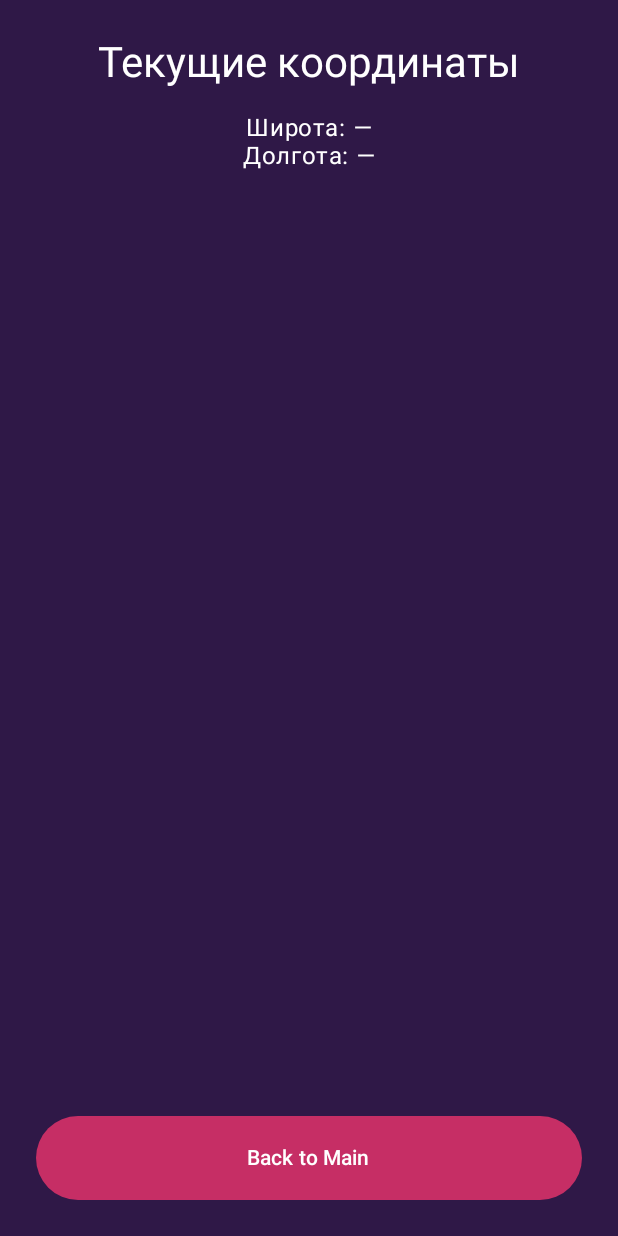
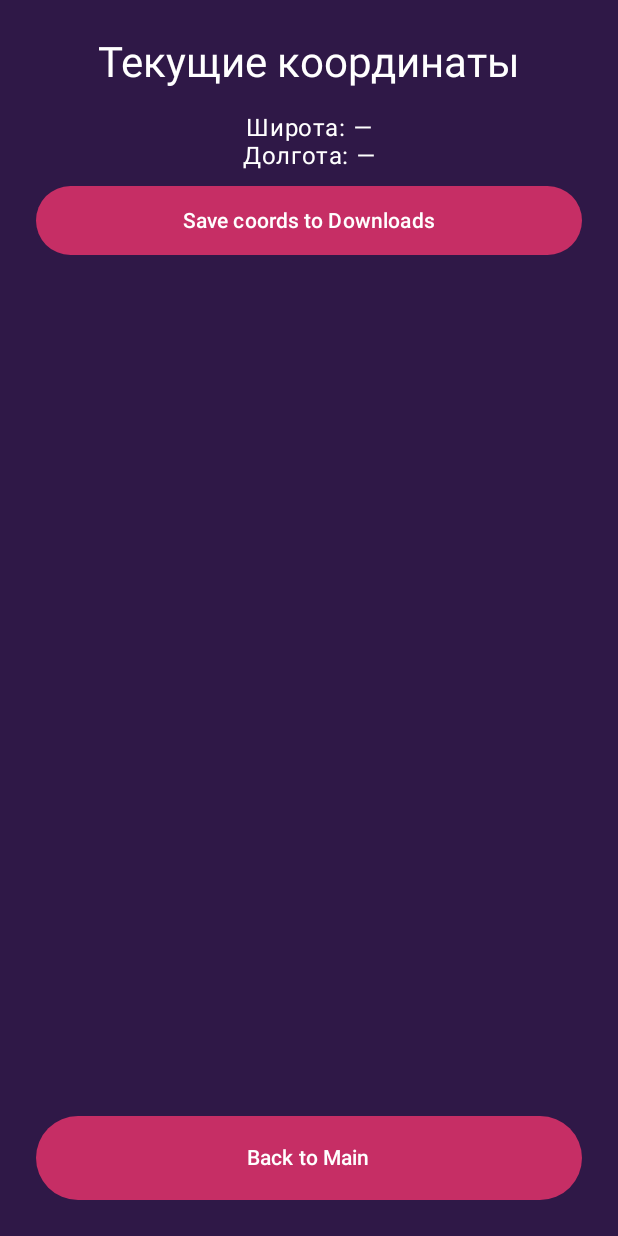
Before and after one commit to someotb/MobileDev, an Android app built with Jetpack Compose: the LocationActivity screen opened directly, with no data from a screen before it, on a phone screen of 412 x 824 dp. Run offline under Robolectric (Android 15) with nearby library versions, the phone set to English and light mode, and no system bars.

Commit message:
Update Clientserver.kt , MapPage.kt

```diff
--- a/app/src/main/java/com/example/mycal/Clientserver.kt
+++ b/app/src/main/java/com/example/mycal/Clientserver.kt
@@ -59,7 +59,7 @@ fun Clientserver() {
                 horizontalAlignment = Alignment.CenterHorizontally
             ) {
                 Button(onClick = { StartClient() }, colors = ButtonDefaults.buttonColors(Rose)) {
-                    Text("Start Client")
+                    Text("Send message to Server")
                 }
             }
 
--- a/app/src/main/java/com/example/mycal/MapPage.kt
+++ b/app/src/main/java/com/example/mycal/MapPage.kt
@@ -1,6 +1,7 @@
 package com.example.mycal.activities
 
 import android.Manifest
+import android.R
 import android.content.ContentValues
 import android.content.Context
 import android.content.Intent
@@ -11,6 +12,7 @@ import android.os.Build
 import android.os.Bundle
 import android.os.Environment
 import android.provider.MediaStore
+import android.widget.Button
 import android.widget.Toast
 import androidx.activity.ComponentActivity
 import androidx.activity.compose.setContent
@@ -30,6 +32,7 @@ import androidx.compose.ui.Modifier
 import androidx.compose.ui.graphics.Color
 import androidx.compose.ui.platform.LocalContext
 import androidx.compose.ui.unit.dp
+import androidx.compose.ui.unit.sp
 import androidx.core.content.ContextCompat
 import com.example.mycal.MainPage
 import com.example.mycal.ui.theme.MycalTheme
@@ -105,7 +108,6 @@ class LocationActivity : ComponentActivity() {
                                 if (location != null) {
                                     latText = location.latitude.toString()
                                     lonText = location.longitude.toString()
-                                    saveCoordsToDownloads(context, location.latitude, location.longitude)
                                 } else {
                                     Toast.makeText(
                                         context,
@@ -150,6 +152,19 @@ class LocationActivity : ComponentActivity() {
                 Spacer(Modifier.height(16.dp))
                 Text("Широта: $latText", style = MaterialTheme.typography.bodyLarge, color = Color.White)
                 Text("Долгота: $lonText", style = MaterialTheme.typography.bodyLarge, color = Color.White)
+
+                Button(
+                    onClick = {
+                        saveCoordsToDownloads(context, latText, lonText)
+                    },
+                    colors = ButtonDefaults.buttonColors(Rose),
+                    modifier = Modifier
+                        .fillMaxWidth()
+                        .height(56.dp)
+                        .padding(top = 10.dp)
+                ) {
+                    Text("Save coords to Downloads", color = Color.White)
+                }
             }
 
             Button(
@@ -166,7 +181,7 @@ class LocationActivity : ComponentActivity() {
         }
     }
 
-    private fun saveCoordsToDownloads(context: Context, lat: Double, lon: Double) {
+    private fun saveCoordsToDownloads(context: Context, lat: String, lon: String) {
         val json = JSONObject().apply {
             put("latitude", lat)
             put("longitude", lon)
```
